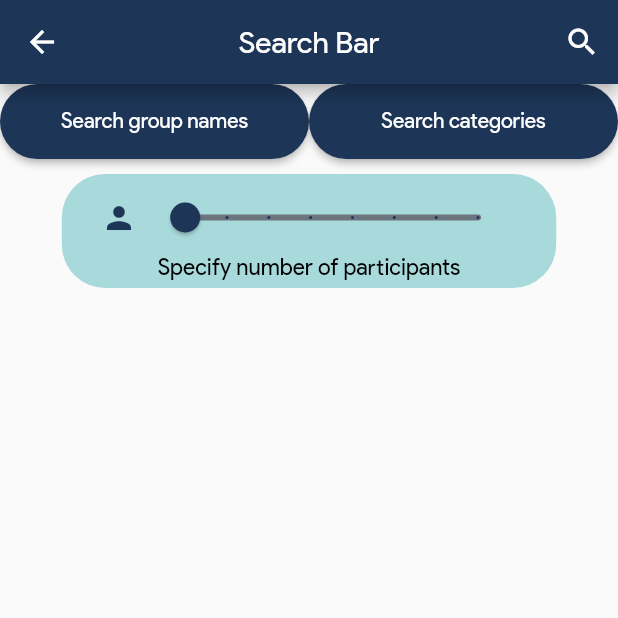
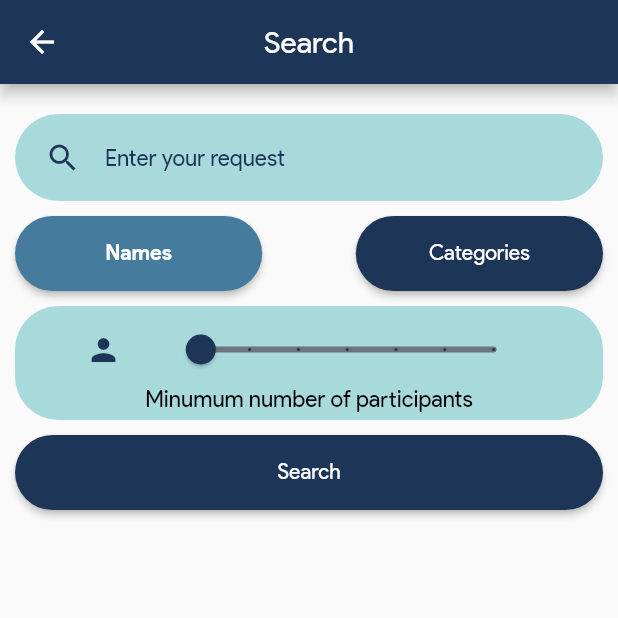
Before and after one commit to tsaplyadmitriy/FSESocialHabitApp, a Flutter app: the FilterTab screen opened directly, on a phone screen of 412 x 824 dp, the top half of it. Run offline on Flutter 3.47's test engine with Material 2 defaults, Android fonts, the phone set to English and light mode, and no system bars; our stand-ins replace flutter_svg, image_picker, marquee, percent_indicator; missing offline and left inert: async_loader, rest_data.

Commit message:
Search front-end logic

```diff
--- a/mobile/lib/components/smallButton.dart
+++ b/mobile/lib/components/smallButton.dart
@@ -6,6 +6,7 @@ class SmallButton extends StatelessWidget {
   final Function press;
   final Color color, textColor;
   final double widthModifier;
+  final bool bold;
   const SmallButton({
     Key key,
     this.text,
@@ -13,6 +14,7 @@ class SmallButton extends StatelessWidget {
     this.color = Constants.kPrimaryColor,
     this.textColor = Colors.white,
     this.widthModifier = 0.5,
+    this.bold = false,
   }) : super(key: key);
 
   @override
@@ -26,7 +28,14 @@ class SmallButton extends StatelessWidget {
         shape: StadiumBorder(),
         minimumSize: Size(size.width * widthModifier, 50),
       ),
-      child: Text(text),
+      child: Text(
+        text,
+        style: bold
+            ? TextStyle(
+                fontWeight: FontWeight.bold,
+              )
+            : TextStyle(),
+      ),
       onPressed: press,
     );
   }
--- a/mobile/lib/screens/findgroup/filter.dart
+++ b/mobile/lib/screens/findgroup/filter.dart
@@ -3,6 +3,7 @@ import 'package:flutter/material.dart';
 import 'package:social_habit_app/api/api_requests.dart';
 import 'package:social_habit_app/api/user_session.dart';
 import 'package:social_habit_app/components/rounded_button.dart';
+import 'package:social_habit_app/components/rounded_input_field.dart';
 import 'package:social_habit_app/components/smallButton.dart';
 import 'package:social_habit_app/components/text_field_container.dart';
 import 'package:social_habit_app/constants.dart';
@@ -15,21 +16,20 @@ class FilterTab extends StatefulWidget {
 }
 
 class _FilterTab extends State<FilterTab> {
+  double sliderParticipants = 1;
+  bool searchByName = true;
   @override
   Widget build(BuildContext context) {
     Size size = MediaQuery.of(context).size; // h and w of s
-    double sliderParticipants = 1;
+
+    var brightness = MediaQuery.of(context).platformBrightness;
+    bool darkModeOn = brightness == Brightness.dark;
 
     return Scaffold(
         appBar: AppBar(
-          actions: <Widget>[
-            IconButton(
-              onPressed: () {},
-              icon: Icon(Icons.search),
-            )
-          ],
+          actions: <Widget>[],
           centerTitle: true,
-          title: Text('Search Bar'),
+          title: Text('Search'),
         ),
         // body: ListView.builder(
         //   itemCount: UserSession().getCategoryList.length,
@@ -39,17 +39,53 @@ class _FilterTab extends State<FilterTab> {
         //     ),
         //   ),
         // ),
-        body: Column(children: [
-          Row(children: [
+        body: Container(
+          padding: EdgeInsets.all(10),
+          child: Column(
+              mainAxisAlignment: MainAxisAlignment.start,
+              crossAxisAlignment: CrossAxisAlignment.stretch,
+              children: [
+                RoundedInputField(
+                  hintText: "Enter your request",
+                  icon: (Icons.search),
+                ),
+                Row(
+                  mainAxisAlignment: MainAxisAlignment.spaceBetween,
+                  children: [
                     SmallButton(
-              text: "Search group names",
-              press: () {},
+                      text: "Names",
+                      bold: searchByName,
+                      widthModifier: 0.4,
+                      press: () {
+                        setState(() {
+                          searchByName = true;
+                          print(searchByName);
+                        });
+                      },
+                      color: !searchByName
+                          ? Constants.kPrimaryColor
+                          : (darkModeOn
+                              ? Constants.dSecondaryColor
+                              : Constants.kSecondaryColor),
                     ),
                     SmallButton(
-              text: "Search categories",
-              press: () {},
-            )
-          ]),
+                      text: "Categories",
+                      widthModifier: 0.4,
+                      bold: !searchByName,
+                      press: () {
+                        setState(() {
+                          searchByName = false;
+                          print(searchByName);
+                        });
+                      },
+                      color: searchByName
+                          ? Constants.kPrimaryColor
+                          : (darkModeOn
+                              ? Constants.dSecondaryColor
+                              : Constants.kSecondaryColor),
+                    ),
+                  ],
+                ),
                 TextFieldContainer(
                   child: Column(
                     children: [
@@ -64,8 +100,9 @@ class _FilterTab extends State<FilterTab> {
                             width: size.width * 0.6,
                             child: Slider(
                               activeColor: Theme.of(context).primaryColor,
-                        inactiveColor: Theme.of(context).unselectedWidgetColor,
-                        divisions: 7,
+                              inactiveColor:
+                                  Theme.of(context).unselectedWidgetColor,
+                              divisions: 6,
                               min: 1,
                               max: 7,
                               onChanged: (double value) {
@@ -81,13 +118,19 @@ class _FilterTab extends State<FilterTab> {
                         ],
                       ),
                       Text(
-                  "Specify number of participants",
+                        "Minumum number of participants",
                         style: Theme.of(context).textTheme.bodyText1,
                       )
                     ],
                   ),
                 ),
-        ]));
+                SmallButton(
+                    text: "Search",
+                    press: () {
+                      //TODO: logic here,
+                    }),
+              ]),
+        ));
   }
 }
 
```
Lines whose indentation alone changed are shown as unchanged.
